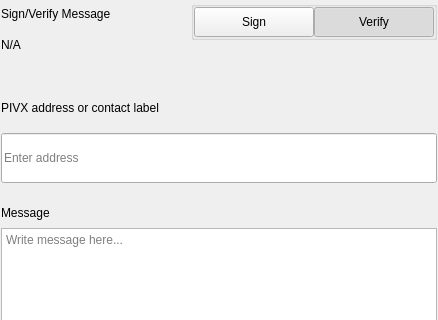
The window that src/qt/bcz/settings/forms/settingssignmessagewidgets.ui (SpecialCoins/den) describes before a commit, drawn with Qt 5; both pictures show x 0 to 438 and y 0 to 320 of the 438 by 579 pixel window.
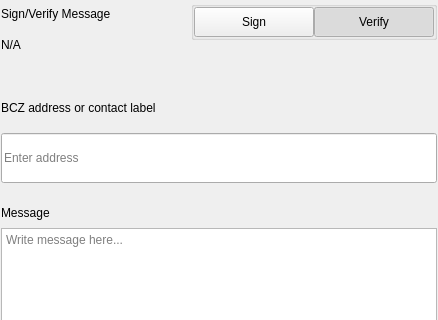
The same window after the commit.

The edit to the form file:
```diff
--- a/src/qt/bcz/settings/forms/settingssignmessagewidgets.ui
+++ b/src/qt/bcz/settings/forms/settingssignmessagewidgets.ui
@@ -276,7 +276,7 @@
                </size>
               </property>
               <property name="text">
-               <string>PIVX address or contact label</string>
+               <string>BCZ address or contact label</string>
               </property>
              </widget>
             </item>
```
